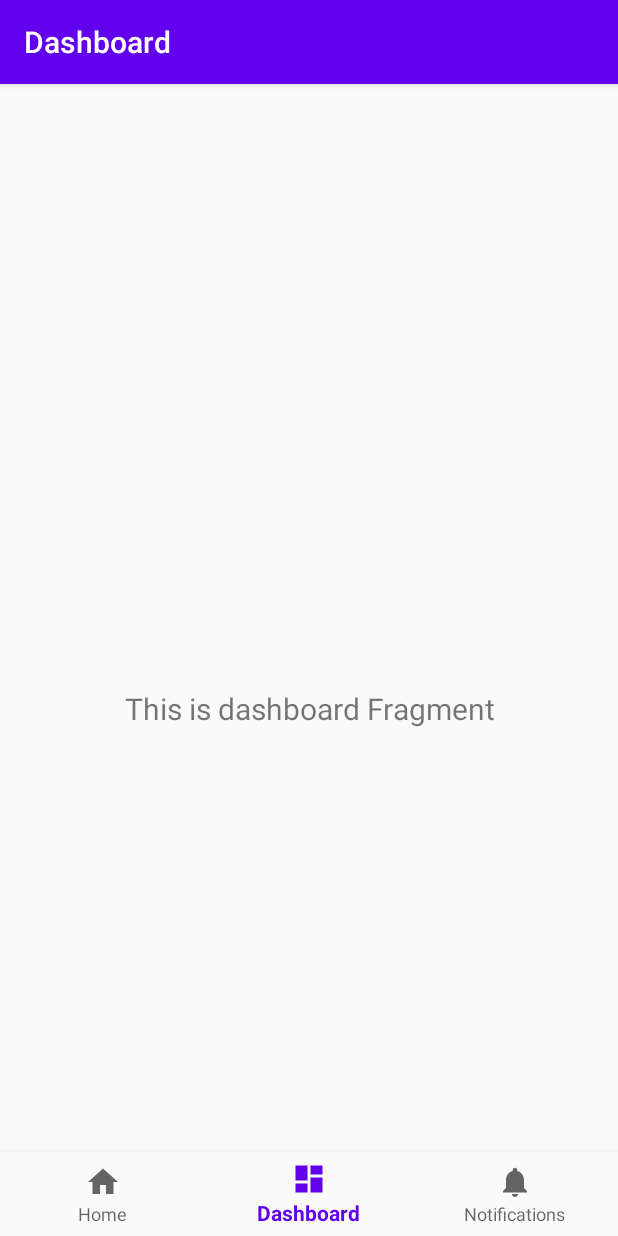
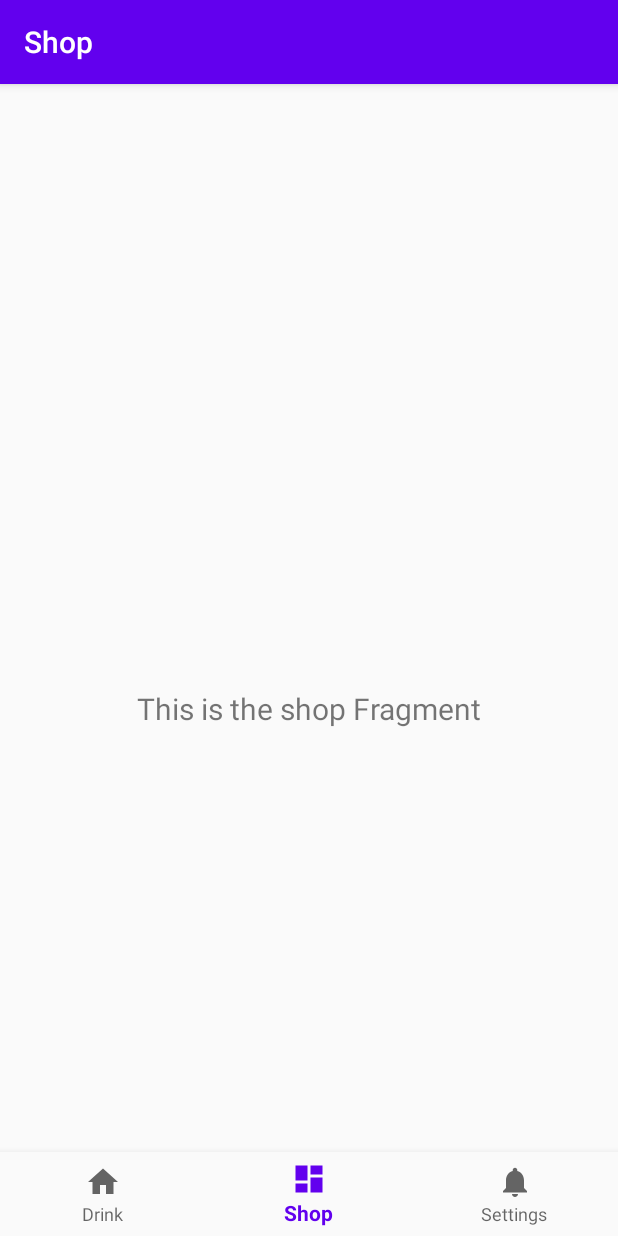
Before and after one commit to xmimmer/AndroidProject2021, an Android app: the ShopFragment screen opened through its navigation route, item 2 of the bottom bar chosen, on a phone screen of 412 x 824 dp. Run offline under Robolectric (Android 15) with nearby library versions, the phone set to English and light mode, and no system bars; our stand-ins replace navigation-ui.

Commit message:
Renamed Fragments and strings

```diff
--- a/ViggosIDLE/app/src/main/java/com/mimmer/viggosidle/MainActivity.kt
+++ b/ViggosIDLE/app/src/main/java/com/mimmer/viggosidle/MainActivity.kt
@@ -19,7 +19,7 @@ class MainActivity : AppCompatActivity() {
         // Passing each menu ID as a set of Ids because each
         // menu should be considered as top level destinations.
         val appBarConfiguration = AppBarConfiguration(setOf(
-                R.id.navigation_home, R.id.navigation_dashboard, R.id.navigation_notifications))
+                R.id.navigation_home, R.id.navigation_shop, R.id.navigation_settings))
         setupActionBarWithNavController(navController, appBarConfiguration)
         navView.setupWithNavController(navController)
 
--- a/ViggosIDLE/app/src/main/java/com/mimmer/viggosidle/ui/dashboard/DashboardFragment.kt
+++ b/ViggosIDLE/app/src/main/java/com/mimmer/viggosidle/ui/drink/DrinkFragment.kt
@@ -1,4 +1,4 @@
-package com.mimmer.viggosidle.ui.dashboard
+package com.mimmer.viggosidle.ui.drink
 
 import android.os.Bundle
 import android.view.LayoutInflater
@@ -10,20 +10,20 @@ import androidx.lifecycle.Observer
 import androidx.lifecycle.ViewModelProviders
 import com.mimmer.viggosidle.R
 
-class DashboardFragment : Fragment() {
+class DrinkFragment : Fragment() {
 
-    private lateinit var dashboardViewModel: DashboardViewModel
+    private lateinit var homeViewModel: DrinkViewModel
 
     override fun onCreateView(
             inflater: LayoutInflater,
             container: ViewGroup?,
             savedInstanceState: Bundle?
     ): View? {
-        dashboardViewModel =
-                ViewModelProviders.of(this).get(DashboardViewModel::class.java)
-        val root = inflater.inflate(R.layout.fragment_dashboard, container, false)
-        val textView: TextView = root.findViewById(R.id.text_dashboard)
-        dashboardViewModel.text.observe(viewLifecycleOwner, Observer {
+        homeViewModel =
+                ViewModelProviders.of(this).get(DrinkViewModel::class.java)
+        val root = inflater.inflate(R.layout.fragment_home, container, false)
+        val textView: TextView = root.findViewById(R.id.text_home)
+        homeViewModel.text.observe(viewLifecycleOwner, Observer {
             textView.text = it
         })
         return root
--- a/ViggosIDLE/app/src/main/java/com/mimmer/viggosidle/ui/notifications/NotificationsViewModel.kt
+++ b/ViggosIDLE/app/src/main/java/com/mimmer/viggosidle/ui/drink/DrinkViewModel.kt
@@ -1,13 +1,13 @@
-package com.mimmer.viggosidle.ui.notifications
+package com.mimmer.viggosidle.ui.drink
 
 import androidx.lifecycle.LiveData
 import androidx.lifecycle.MutableLiveData
 import androidx.lifecycle.ViewModel
 
-class NotificationsViewModel : ViewModel() {
+class DrinkViewModel : ViewModel() {
 
     private val _text = MutableLiveData<String>().apply {
-        value = "This is notifications Fragment"
+        value = "This is the drink Fragment"
     }
     val text: LiveData<String> = _text
 }
--- a/ViggosIDLE/app/src/main/java/com/mimmer/viggosidle/ui/home/HomeFragment.kt
+++ b/ViggosIDLE/app/src/main/java/com/mimmer/viggosidle/ui/settings/SettingsFragment.kt
@@ -1,4 +1,4 @@
-package com.mimmer.viggosidle.ui.home
+package com.mimmer.viggosidle.ui.settings
 
 import android.os.Bundle
 import android.view.LayoutInflater
@@ -10,20 +10,20 @@ import androidx.lifecycle.Observer
 import androidx.lifecycle.ViewModelProviders
 import com.mimmer.viggosidle.R
 
-class HomeFragment : Fragment() {
+class SettingsFragment : Fragment() {
 
-    private lateinit var homeViewModel: HomeViewModel
+    private lateinit var notificationsViewModel: SettingsViewModel
 
     override fun onCreateView(
             inflater: LayoutInflater,
             container: ViewGroup?,
             savedInstanceState: Bundle?
     ): View? {
-        homeViewModel =
-                ViewModelProviders.of(this).get(HomeViewModel::class.java)
-        val root = inflater.inflate(R.layout.fragment_home, container, false)
-        val textView: TextView = root.findViewById(R.id.text_home)
-        homeViewModel.text.observe(viewLifecycleOwner, Observer {
+        notificationsViewModel =
+                ViewModelProviders.of(this).get(SettingsViewModel::class.java)
+        val root = inflater.inflate(R.layout.fragment_notifications, container, false)
+        val textView: TextView = root.findViewById(R.id.text_notifications)
+        notificationsViewModel.text.observe(viewLifecycleOwner, Observer {
             textView.text = it
         })
         return root
--- a/ViggosIDLE/app/src/main/java/com/mimmer/viggosidle/ui/home/HomeViewModel.kt
+++ b/ViggosIDLE/app/src/main/java/com/mimmer/viggosidle/ui/settings/SettingsViewModel.kt
@@ -1,13 +1,13 @@
-package com.mimmer.viggosidle.ui.home
+package com.mimmer.viggosidle.ui.settings
 
 import androidx.lifecycle.LiveData
 import androidx.lifecycle.MutableLiveData
 import androidx.lifecycle.ViewModel
 
-class HomeViewModel : ViewModel() {
+class SettingsViewModel : ViewModel() {
 
     private val _text = MutableLiveData<String>().apply {
-        value = "This is home Fragment"
+        value = "This is the settings Fragment"
     }
     val text: LiveData<String> = _text
 }
--- a/ViggosIDLE/app/src/main/java/com/mimmer/viggosidle/ui/notifications/NotificationsFragment.kt
+++ b/ViggosIDLE/app/src/main/java/com/mimmer/viggosidle/ui/shop/ShopFragment.kt
@@ -1,4 +1,4 @@
-package com.mimmer.viggosidle.ui.notifications
+package com.mimmer.viggosidle.ui.shop
 
 import android.os.Bundle
 import android.view.LayoutInflater
@@ -10,20 +10,20 @@ import androidx.lifecycle.Observer
 import androidx.lifecycle.ViewModelProviders
 import com.mimmer.viggosidle.R
 
-class NotificationsFragment : Fragment() {
+class ShopFragment : Fragment() {
 
-    private lateinit var notificationsViewModel: NotificationsViewModel
+    private lateinit var dashboardViewModel: ShopViewModel
 
     override fun onCreateView(
             inflater: LayoutInflater,
             container: ViewGroup?,
             savedInstanceState: Bundle?
     ): View? {
-        notificationsViewModel =
-                ViewModelProviders.of(this).get(NotificationsViewModel::class.java)
-        val root = inflater.inflate(R.layout.fragment_notifications, container, false)
-        val textView: TextView = root.findViewById(R.id.text_notifications)
-        notificationsViewModel.text.observe(viewLifecycleOwner, Observer {
+        dashboardViewModel =
+                ViewModelProviders.of(this).get(ShopViewModel::class.java)
+        val root = inflater.inflate(R.layout.fragment_dashboard, container, false)
+        val textView: TextView = root.findViewById(R.id.text_dashboard)
+        dashboardViewModel.text.observe(viewLifecycleOwner, Observer {
             textView.text = it
         })
         return root
--- a/ViggosIDLE/app/src/main/java/com/mimmer/viggosidle/ui/dashboard/DashboardViewModel.kt
+++ b/ViggosIDLE/app/src/main/java/com/mimmer/viggosidle/ui/shop/ShopViewModel.kt
@@ -1,13 +1,13 @@
-package com.mimmer.viggosidle.ui.dashboard
+package com.mimmer.viggosidle.ui.shop
 
 import androidx.lifecycle.LiveData
 import androidx.lifecycle.MutableLiveData
 import androidx.lifecycle.ViewModel
 
-class DashboardViewModel : ViewModel() {
+class ShopViewModel : ViewModel() {
 
     private val _text = MutableLiveData<String>().apply {
-        value = "This is dashboard Fragment"
+        value = "This is the shop Fragment"
     }
     val text: LiveData<String> = _text
 }
--- a/ViggosIDLE/app/src/main/res/layout/activity_main.xml
+++ b/ViggosIDLE/app/src/main/res/layout/activity_main.xml
@@ -25,9 +25,13 @@
         android:layout_height="match_parent"
         app:defaultNavHost="true"
         app:layout_constraintBottom_toTopOf="@id/nav_view"
+        app:layout_constraintEnd_toEndOf="parent"
+        app:layout_constraintHorizontal_bias="0.0"
         app:layout_constraintLeft_toLeftOf="parent"
         app:layout_constraintRight_toRightOf="parent"
+        app:layout_constraintStart_toStartOf="parent"
         app:layout_constraintTop_toTopOf="parent"
+        app:layout_constraintVertical_bias="1.0"
         app:navGraph="@navigation/mobile_navigation" />
 
 </androidx.constraintlayout.widget.ConstraintLayout>
--- a/ViggosIDLE/app/src/main/res/layout/fragment_dashboard.xml
+++ b/ViggosIDLE/app/src/main/res/layout/fragment_dashboard.xml
@@ -4,7 +4,7 @@
     xmlns:tools="http://schemas.android.com/tools"
     android:layout_width="match_parent"
     android:layout_height="match_parent"
-    tools:context=".ui.dashboard.DashboardFragment">
+    tools:context=".ui.shop.ShopFragment">
 
     <TextView
         android:id="@+id/text_dashboard"
--- a/ViggosIDLE/app/src/main/res/layout/fragment_home.xml
+++ b/ViggosIDLE/app/src/main/res/layout/fragment_home.xml
@@ -4,7 +4,7 @@
     xmlns:tools="http://schemas.android.com/tools"
     android:layout_width="match_parent"
     android:layout_height="match_parent"
-    tools:context=".ui.home.HomeFragment">
+    tools:context=".ui.drink.DrinkFragment">
 
     <TextView
         android:id="@+id/text_home"
--- a/ViggosIDLE/app/src/main/res/layout/fragment_notifications.xml
+++ b/ViggosIDLE/app/src/main/res/layout/fragment_notifications.xml
@@ -4,7 +4,7 @@
     xmlns:tools="http://schemas.android.com/tools"
     android:layout_width="match_parent"
     android:layout_height="match_parent"
-    tools:context=".ui.notifications.NotificationsFragment">
+    tools:context=".ui.settings.SettingsFragment">
 
     <TextView
         android:id="@+id/text_notifications"
--- a/ViggosIDLE/app/src/main/res/menu/bottom_nav_menu.xml
+++ b/ViggosIDLE/app/src/main/res/menu/bottom_nav_menu.xml
@@ -7,13 +7,13 @@
         android:title="@string/title_home" />
 
     <item
-        android:id="@+id/navigation_dashboard"
+        android:id="@+id/navigation_shop"
         android:icon="@drawable/ic_dashboard_black_24dp"
-        android:title="@string/title_dashboard" />
+        android:title="@string/title_shop" />
 
     <item
-        android:id="@+id/navigation_notifications"
+        android:id="@+id/navigation_settings"
         android:icon="@drawable/ic_notifications_black_24dp"
-        android:title="@string/title_notifications" />
+        android:title="@string/title_settings" />
 
 </menu>
--- a/ViggosIDLE/app/src/main/res/navigation/mobile_navigation.xml
+++ b/ViggosIDLE/app/src/main/res/navigation/mobile_navigation.xml
@@ -7,19 +7,19 @@
 
     <fragment
         android:id="@+id/navigation_home"
-        android:name="com.mimmer.viggosidle.ui.home.HomeFragment"
+        android:name="com.mimmer.viggosidle.ui.drink.DrinkFragment"
         android:label="@string/title_home"
         tools:layout="@layout/fragment_home" />
 
     <fragment
-        android:id="@+id/navigation_dashboard"
-        android:name="com.mimmer.viggosidle.ui.dashboard.DashboardFragment"
-        android:label="@string/title_dashboard"
+        android:id="@+id/navigation_shop"
+        android:name="com.mimmer.viggosidle.ui.shop.ShopFragment"
+        android:label="@string/title_shop"
         tools:layout="@layout/fragment_dashboard" />
 
     <fragment
-        android:id="@+id/navigation_notifications"
-        android:name="com.mimmer.viggosidle.ui.notifications.NotificationsFragment"
-        android:label="@string/title_notifications"
+        android:id="@+id/navigation_settings"
+        android:name="com.mimmer.viggosidle.ui.settings.SettingsFragment"
+        android:label="@string/title_settings"
         tools:layout="@layout/fragment_notifications" />
 </navigation>
--- a/ViggosIDLE/app/src/main/res/values/strings.xml
+++ b/ViggosIDLE/app/src/main/res/values/strings.xml
@@ -1,6 +1,6 @@
 <resources>
     <string name="app_name">ViggosIDLE</string>
-    <string name="title_home">Home</string>
-    <string name="title_dashboard">Dashboard</string>
-    <string name="title_notifications">Notifications</string>
+    <string name="title_home">Drink</string>
+    <string name="title_shop">Shop</string>
+    <string name="title_settings">Settings</string>
 </resources>
```
